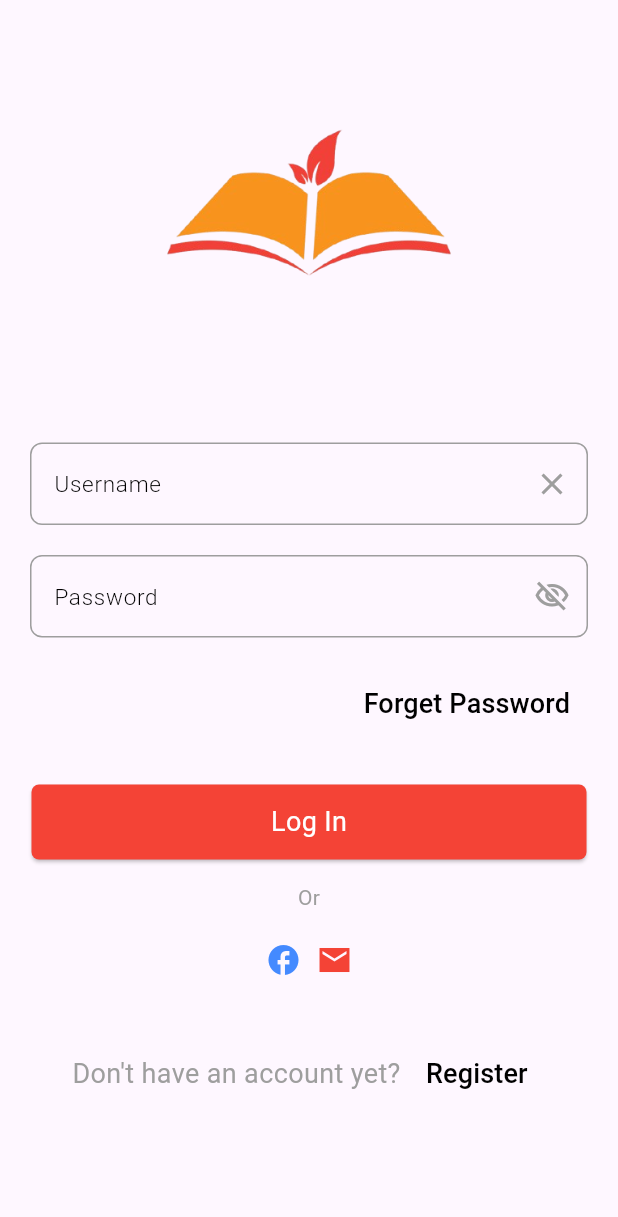
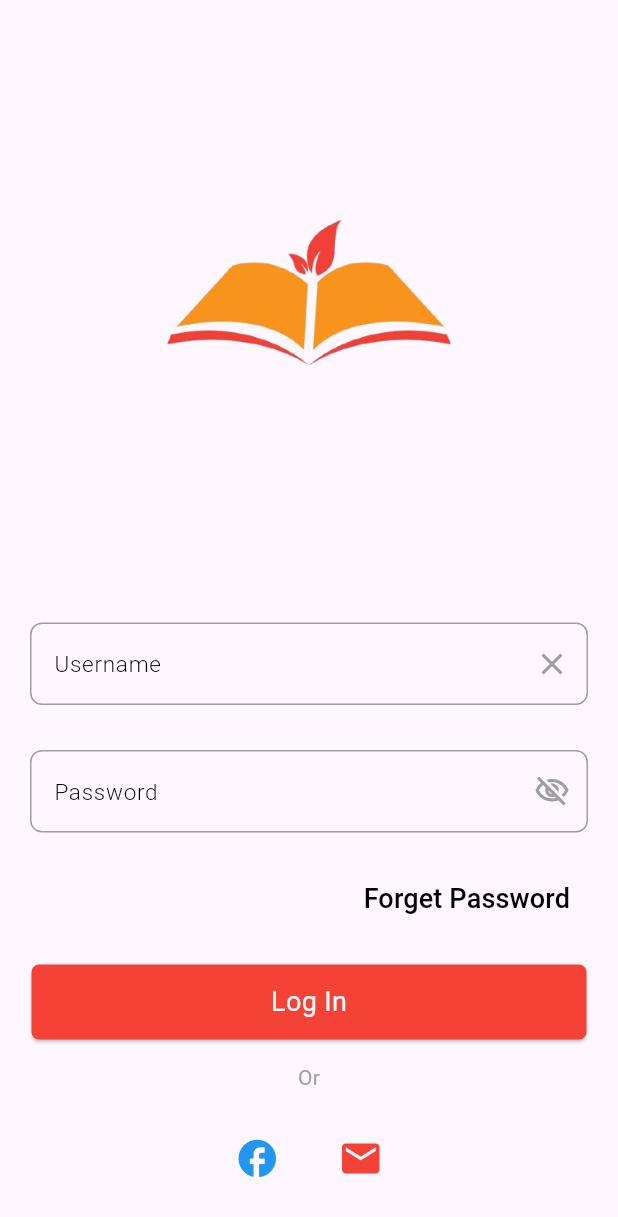
Before and after one commit to SourngRithysak/book_app, a Flutter app: the LoginScreen screen opened directly, on a phone screen of 412 x 824 dp. Shown: the top 1217 px of the screen. Run offline on Flutter 3.47's test engine with Material 3 defaults, Android fonts, the light colour scheme and no system bars; our stand-ins replace animated_splash_screen, lottie.

Commit message:
edit more

```diff
--- a/lib/screens/login_screen.dart
+++ b/lib/screens/login_screen.dart
@@ -1,5 +1,6 @@
 import 'package:flutter/material.dart';
 import 'package:homeworks_01/screens/account_options_screen.dart';
+import 'package:homeworks_01/screens/account_registration.dart';
 
 class LoginScreen extends StatefulWidget {
   const LoginScreen({super.key});
@@ -32,7 +33,10 @@ class _LoginStateScreen extends State<LoginScreen> {
   }
 
   Widget get _logo {
-    return Image.asset("assets/images/book_logo.png", width: 270);
+    return Padding(
+      padding: const EdgeInsets.only(top: 60, bottom: 60),
+      child: Image.asset("assets/images/book_logo.png", width: 270),
+    );
   }
 
   Widget get _or {
@@ -45,15 +49,43 @@ class _LoginStateScreen extends State<LoginScreen> {
   Widget get _faceAndMail {
     return Center(
       child: Padding(
-        padding: const EdgeInsets.only(top: 0, bottom: 40),
+        padding: const EdgeInsets.only(top: 0, bottom: 35),
         child: Row(
           mainAxisAlignment: MainAxisAlignment.center,
           children: [
             SizedBox(
-              child: Icon(Icons.facebook_sharp, color: Colors.blueAccent),
+              child: TextButton(
+                style: ButtonStyle(
+                  foregroundColor: WidgetStateProperty.all(Colors.black),
+                ),
+                onPressed: () {
+                  Navigator.push(
+                    context,
+                    MaterialPageRoute(
+                      builder: (context) => AccountOptionsScreen(),
+                    ),
+                  );
+                },
+                child: Icon(Icons.facebook_sharp, color: Colors.blue, size: 30),
+              ),
             ),
-            SizedBox(width: 10),
-            SizedBox(child: Icon(Icons.email_sharp, color: Colors.red)),
+            SizedBox(width: 5),
+            SizedBox(
+              child: TextButton(
+                style: ButtonStyle(
+                  foregroundColor: WidgetStateProperty.all(Colors.black),
+                ),
+                onPressed: () {
+                  Navigator.push(
+                    context,
+                    MaterialPageRoute(
+                      builder: (context) => AccountOptionsScreen(),
+                    ),
+                  );
+                },
+                child: Icon(Icons.mail, color: Colors.red, size: 30),
+              ),
+            ),
           ],
         ),
       ),
@@ -83,7 +115,7 @@ class _LoginStateScreen extends State<LoginScreen> {
                   Navigator.push(
                     context,
                     MaterialPageRoute(
-                      builder: (context) => AccountOptionsScreen(),
+                      builder: (context) => AccountRegistration(),
                     ),
                   );
                 },
@@ -98,7 +130,7 @@ class _LoginStateScreen extends State<LoginScreen> {
 
   Widget get _userTxt {
     return Padding(
-      padding: const EdgeInsets.only(top: 0, right: 20, left: 20, bottom: 5),
+      padding: const EdgeInsets.only(top: 0, right: 20, left: 20, bottom: 15),
       child: TextFormField(
         style: TextStyle(fontSize: 15, color: Colors.black),
         decoration: InputDecoration(
@@ -154,7 +186,7 @@ class _LoginStateScreen extends State<LoginScreen> {
       crossAxisAlignment: CrossAxisAlignment.end,
       children: [
         Padding(
-          padding: EdgeInsets.only(top: 15, right: 20, bottom: 30),
+          padding: EdgeInsets.only(top: 15, right: 20, bottom: 20),
           child: SizedBox(
             child: TextButton(
               style: ButtonStyle(
@@ -187,7 +219,12 @@ class _LoginStateScreen extends State<LoginScreen> {
           shape: RoundedRectangleBorder(borderRadius: BorderRadius.circular(5)),
         ),
         onPressed: () {},
-        child: Text('Log In', style: Theme.of(context).textTheme.bodyMedium!.copyWith(color: Colors.white, fontSize: 18),),
+        child: Text(
+          'Log In',
+          style: Theme.of(
+            context,
+          ).textTheme.bodyMedium!.copyWith(color: Colors.white, fontSize: 18),
+        ),
       ),
     );
   }
```
Also changed, not shown: lib/screens/account_registration.dart (added, +144 -0 lines).
